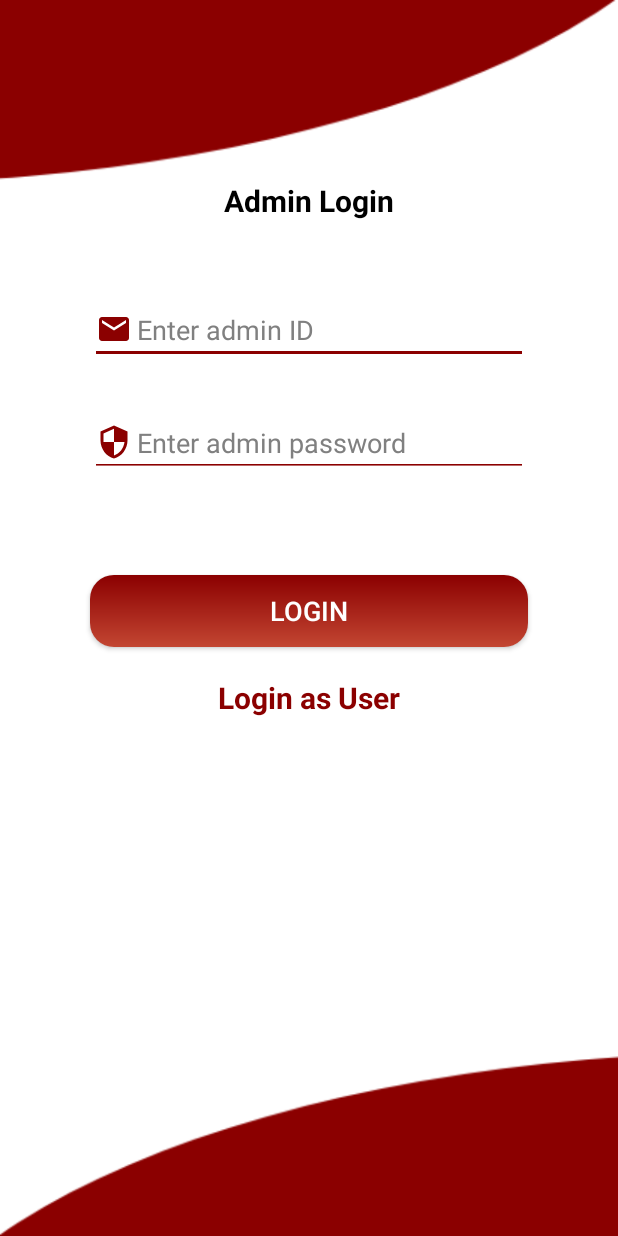
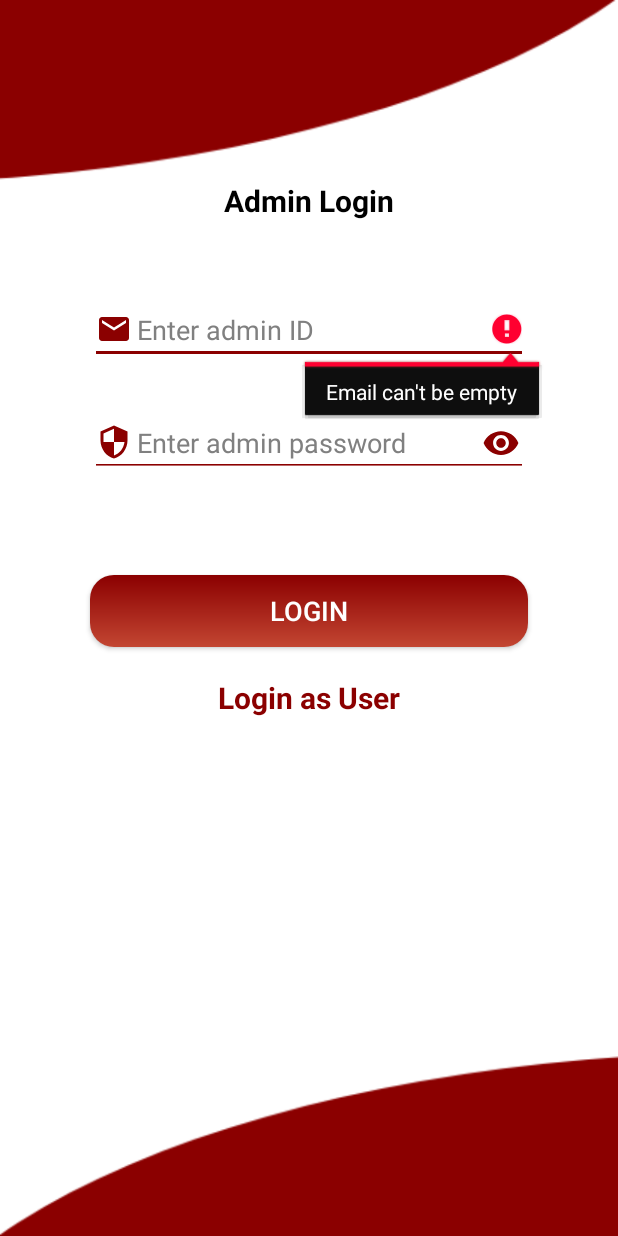
Before and after one commit to pixelbuildlab/quick-emerygency-handler, an Android app: the AdminLogin screen opened directly, with no data from a screen before it, after a tap on "LOGIN", on a phone screen of 412 x 824 dp. Run offline under Robolectric (Android 15) with nearby library versions, the phone set to English and light mode, and no system bars; our stand-ins replace Firebase (no records; nobody signed in at launch, a user with empty details on screens opened directly).

Commit message:
Admin side input validation

```diff
--- a/app/src/main/java/com/example/quickemergencyhandler/AdminScreens/AdminLogin.java
+++ b/app/src/main/java/com/example/quickemergencyhandler/AdminScreens/AdminLogin.java
@@ -6,9 +6,13 @@ import androidx.appcompat.app.AppCompatActivity;
 import android.content.Intent;
 import android.content.SharedPreferences;
 import android.os.Bundle;
+import android.text.method.HideReturnsTransformationMethod;
+import android.text.method.PasswordTransformationMethod;
+import android.util.Patterns;
 import android.view.View;
 import android.widget.Button;
 import android.widget.EditText;
+import android.widget.ImageView;
 import android.widget.ProgressBar;
 import android.widget.TextView;
 import android.widget.Toast;
@@ -24,7 +28,7 @@ public class AdminLogin extends AppCompatActivity {
 
     FirebaseFirestore firebaseFirestore;
     AdminModel adminDetails;
-
+    ImageView showAdminPassword;
     TextView loginAsUser;
     Button adminLoginButton;
     EditText emailEditText, passwordEditText;
@@ -46,6 +50,7 @@ public class AdminLogin extends AppCompatActivity {
         loginAsUser = (TextView) findViewById(R.id.loginAsUser);
         adminLoginButton = (Button) findViewById(R.id.loginAdminButton);
         emailEditText = (EditText) findViewById(R.id.adminIdEditText);
+        showAdminPassword= findViewById(R.id.showAdminPassword);
         passwordEditText = (EditText) findViewById(R.id.adminPasswordEditText);
         progressBar = (ProgressBar) findViewById(R.id.adminLoginProgressBar);
         sharedPreferences = getSharedPreferences(SHARED_PREFS, MODE_PRIVATE);
@@ -57,11 +62,25 @@ public class AdminLogin extends AppCompatActivity {
                 finish();
             }
         });
+        showAdminPassword.setOnClickListener(new View.OnClickListener() {
+            @Override
+            public void onClick(View view) {
+                if(passwordEditText.getTransformationMethod() == HideReturnsTransformationMethod.getInstance())
+                {
+                    passwordEditText.setTransformationMethod(PasswordTransformationMethod.getInstance());
+                }
+                else
+                {
+                    passwordEditText.setTransformationMethod(HideReturnsTransformationMethod.getInstance());
+                }
+            }
+        });
 
         adminLoginButton.setOnClickListener(new View.OnClickListener() {
             @Override
             public void onClick(View view) {
-
+                boolean validation = extractInputAndValidate();
+                if (validation) {
                 adminLoginButton.setVisibility(View.GONE);
                 loginAsUser.setVisibility(View.GONE);
                 progressBar.setVisibility(View.VISIBLE);
@@ -106,12 +125,46 @@ public class AdminLogin extends AppCompatActivity {
                     }
                 });
             }
+                else {
+                   adminLoginButton.setVisibility(View.VISIBLE);
+                    loginAsUser.setVisibility(View.VISIBLE);
+                    progressBar.setVisibility(View.GONE);
+                }
 
 
 
 
 
 
-        });
+        }
+
+
+            private boolean extractInputAndValidate() {
+
+                    //extract input
+                  String  email = emailEditText.getText().toString();
+                   String password = passwordEditText.getText().toString();
+
+                    //validate input
+                    if (email.isEmpty()) {
+                        emailEditText.setError("Email can't be empty");
+                        emailEditText.requestFocus();
+                        return false;
+                    }
+                    if(!Patterns.EMAIL_ADDRESS.matcher(email).matches())
+                    {
+                        emailEditText.setError("Provide a correct email");
+                        emailEditText.requestFocus();
+                        return false;
+                    }
+                    if (password.isEmpty()) {
+                        passwordEditText.setError("Password can't be empty");
+                        passwordEditText.requestFocus();
+                        return false;
+                    }
+                    return true;
+                }
+
+            });
     }
 }
--- a/app/src/main/res/layout/activity_admin_login.xml
+++ b/app/src/main/res/layout/activity_admin_login.xml
@@ -28,6 +28,7 @@
         android:drawableLeft="@drawable/ic_email"
         android:drawableTint="@color/dark_red"
         android:drawablePadding="3dp"
+        android:inputType="textEmailAddress"
         android:hint="Enter admin ID"
         android:textColor="@color/black"
         android:layout_marginHorizontal="60dp"
@@ -53,6 +54,15 @@
         app:layout_constraintEnd_toEndOf="parent"
         app:layout_constraintStart_toStartOf="parent"
         app:layout_constraintTop_toBottomOf="@id/adminIdEditText"/>
+    <ImageView
+        android:id="@+id/showAdminPassword"
+        android:layout_width="25dp"
+        android:layout_height="25dp"
+        android:src="@drawable/ic_eye"
+        android:layout_marginRight="5dp"
+        app:layout_constraintEnd_toEndOf="@id/adminPasswordEditText"
+        app:layout_constraintTop_toTopOf="@id/adminPasswordEditText"
+        app:layout_constraintBottom_toBottomOf="@id/adminPasswordEditText"/>
 
     <androidx.appcompat.widget.AppCompatButton
         android:id="@+id/loginAdminButton"
@@ -63,6 +73,7 @@
         android:textSize="18sp"
         android:padding="6dp"
         android:layout_marginHorizontal="60dp"
+
         android:layout_marginTop="65dp"
         android:background="@drawable/red_gradient"
         app:layout_constraintEnd_toEndOf="parent"
```
Also changed, not shown: app/src/main/java/com/example/quickemergencyhandler/UserSideScreens/LoginActivity.java (+7 -0 lines).
